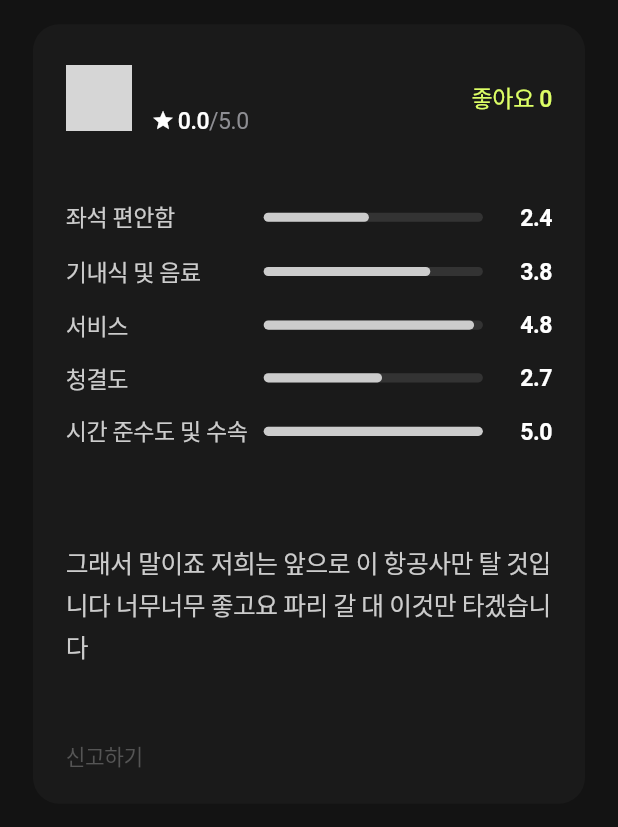
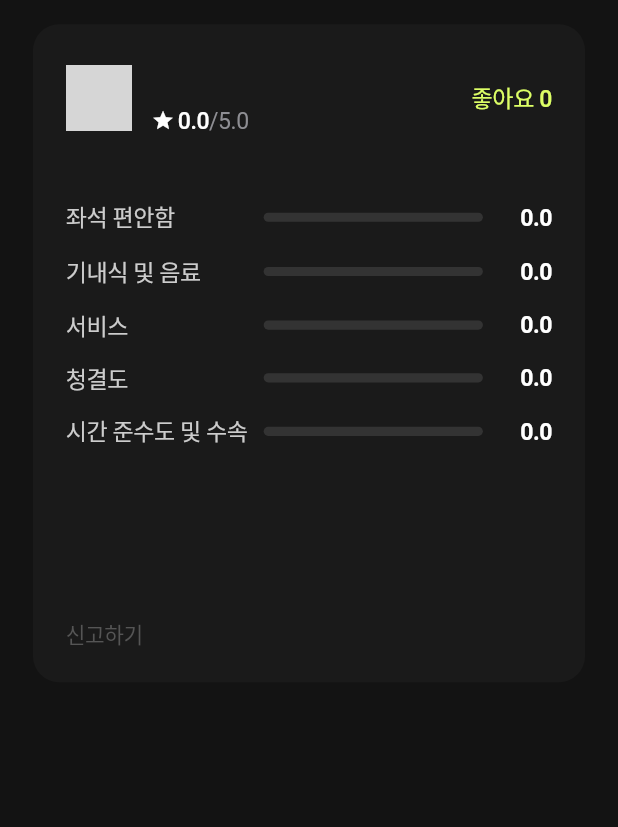
Before and after one commit to BIMO-2025/BIMO-FE, a Flutter app: the ReviewDetailPage screen opened directly with empty values, on a phone screen of 412 x 824 dp, the part 84-911 px from its top. Run offline on Flutter 3.47's test engine with Material 3 defaults, Android fonts, the phone set to English and light mode, and no system bars; our stand-ins replace camera, dio, firebase_auth, firebase_core, flutter_secure_storage, flutter_svg and 4 more; missing offline and left inert: kakao_flutter_sdk_user; accounts and stored records are empty; network calls fail; Roboto replaces fonts that are missing (Pretendard); grey boxes are pictures that could not be loaded.

Commit message:
fix: 나의 리뷰 UI 개선 및 토큰 갱신 로직 수정
- 400 에러 토큰 만료 처리 추가
- 나의 리뷰에서 신고하기 버튼 제거
- 리뷰 상세 페이지 제목 '나의 리뷰'로 변경
- 항공사 이름 한국어 변환 적용
- API 응답 키 매핑 수정 (average_ratings)

```diff
--- a/lib/features/home/presentation/pages/airline_review_page.dart
+++ b/lib/features/home/presentation/pages/airline_review_page.dart
@@ -2,6 +2,7 @@ import 'dart:io'; // File 클래스 사용을 위해 추가
 import 'package:flutter/material.dart';
 import '../../../../core/theme/app_colors.dart';
 import '../../../../core/utils/responsive_extensions.dart';
+import '../../../../core/utils/airline_name_mapper.dart'; // AirlineNameMapper import
 import '../../domain/models/airline.dart';
 import '../../domain/models/review_model.dart'; // Review 모델 import
 import '../../data/datasources/airline_api_service.dart';
@@ -153,7 +154,7 @@ class _AirlineReviewPageState extends State<AirlineReviewPage> {
           ),
         ),
           title: Text(
-            widget.airline.name,
+            AirlineNameMapper.toKorean(widget.airline.name), // 한국어 변환
           style: TextStyle(
             fontFamily: 'Pretendard',
             fontSize: context.fs(17),
--- a/lib/features/home/presentation/pages/home_page.dart
+++ b/lib/features/home/presentation/pages/home_page.dart
@@ -31,7 +31,7 @@ class HomePage extends StatefulWidget {
 }
 
 class _HomePageState extends State<HomePage> {
-  int _selectedIndex = 1; // Bottom tab bar index (Test: Start with MyFlight)
+  int _selectedIndex = 0; // Bottom tab bar index (Start with Home)
   int _searchTabIndex = 0; // Search tab index (0: Airline, 1: Destination)
   final TextEditingController _airlineSearchController =
       TextEditingController();
--- a/lib/features/home/presentation/pages/review_detail_page.dart
+++ b/lib/features/home/presentation/pages/review_detail_page.dart
@@ -157,7 +157,7 @@ class _ReviewDetailPageState extends State<ReviewDetailPage> {
           ),
         ),
         title: Text(
-          '${widget.review.nickname} 님의 리뷰',
+          widget.isMyReview ? '나의 리뷰' : '${widget.review.nickname} 님의 리뷰',
           style: AppTextStyles.large.copyWith(color: AppColors.white),
         ),
         centerTitle: true,
@@ -316,19 +316,41 @@ class _ReviewDetailPageState extends State<ReviewDetailPage> {
               ),
               SizedBox(height: context.h(24)),
 
-              // Detail Ratings (Mock data for now as it's not in Review model yet)
-              _buildDetailRatingRow(context, '좌석 편안함', 2.4),
-              _buildDetailRatingRow(context, '기내식 및 음료', 3.8),
-              _buildDetailRatingRow(context, '서비스', 4.8),
-              _buildDetailRatingRow(context, '청결도', 2.7),
-              _buildDetailRatingRow(context, '시간 준수도 및 수속', 5.0),
+              // Detail Ratings (실제 데이터 매핑)
+              if (widget.review.detailRatings != null) ...[
+                _buildDetailRatingRow(
+                  context,
+                  '좌석 편안함',
+                  (widget.review.detailRatings!['seatComfort'] ?? 0).toDouble(),
+                ),
+                _buildDetailRatingRow(
+                  context,
+                  '기내식 및 음료',
+                  (widget.review.detailRatings!['inflightMeal'] ?? 0).toDouble(),
+                ),
+                _buildDetailRatingRow(
+                  context,
+                  '서비스',
+                  (widget.review.detailRatings!['service'] ?? 0).toDouble(),
+                ),
+                _buildDetailRatingRow(
+                  context,
+                  '청결도',
+                  (widget.review.detailRatings!['cleanliness'] ?? 0).toDouble(),
+                ),
+                _buildDetailRatingRow(
+                  context,
+                  '시간 준수도 및 수속',
+                  (widget.review.detailRatings!['checkIn'] ?? 0).toDouble(),
+                ),
+              ],
+
 
               SizedBox(height: context.h(24)),
 
               // Content
               Text(
-                widget.review.content.replaceAll('...더보기', '') +
-                    '\n그래서 말이죠 저희는 앞으로 이 항공사만 탈 것입니다 너무너무 좋고요 파리 갈 대 이것만 타겠습니다', // Extending content as per image
+                widget.review.content.replaceAll('...더보기', ''),
                 style: TextStyle(
                   fontFamily: 'Pretendard',
                   fontSize: context.fs(15),
--- a/lib/features/my/presentation/pages/my_reviews_page.dart
+++ b/lib/features/my/presentation/pages/my_reviews_page.dart
@@ -208,7 +208,10 @@ class _MyReviewsPageState extends State<MyReviewsPage> {
                               ),
                             );
                           },
-                          child: ReviewCard(review: review),
+                          child: ReviewCard(
+                            review: review,
+                            isMyReview: true, // 나의 리뷰이므로 신고하기 버튼 숨김
+                          ),
                         );
                       },
                     ),
```
Also changed, not shown: lib/core/network/api_client.dart (+21 -2 lines), lib/features/home/data/models/airline_info_response.dart (+11 -11 lines), lib/features/home/presentation/pages/airline_detail_page.dart (+5 -3 lines), lib/features/home/presentation/widgets/review_card.dart (+26 -2 lines), lib/core/utils/date_utils.dart (line endings or trailing spaces), lib/features/home/data/datasources/airline_api_service.dart (line endings or trailing spaces), lib/features/home/data/models/popular_airline_response.dart (line endings or trailing spaces), lib/features/home/presentation/pages/popular_airlines_page.dart (line endings or trailing spaces).
